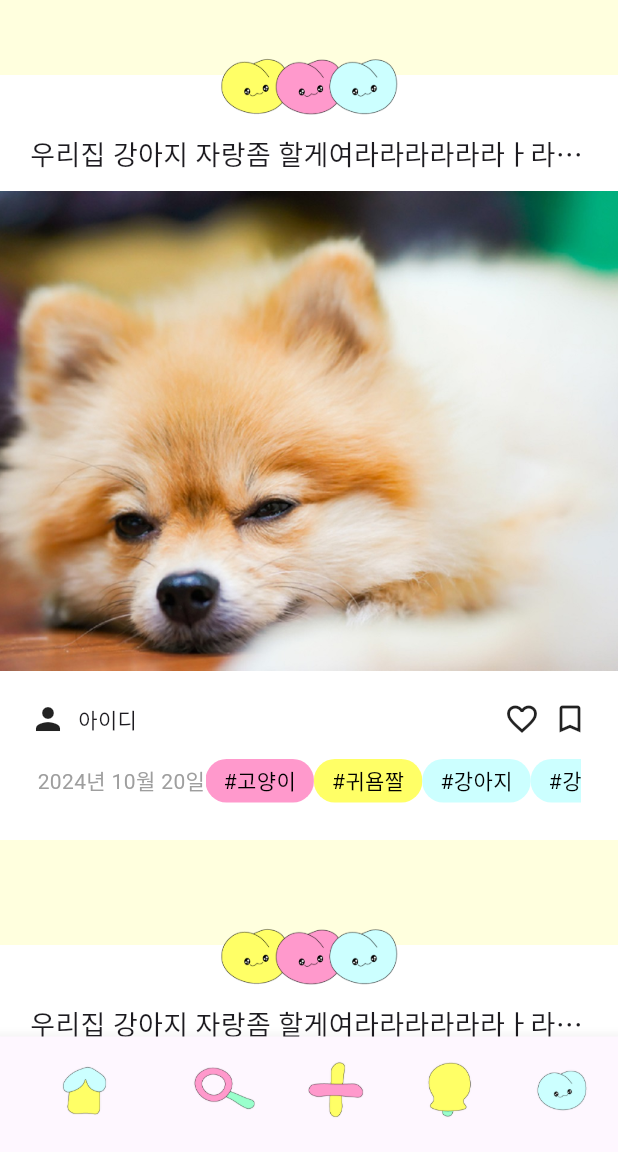
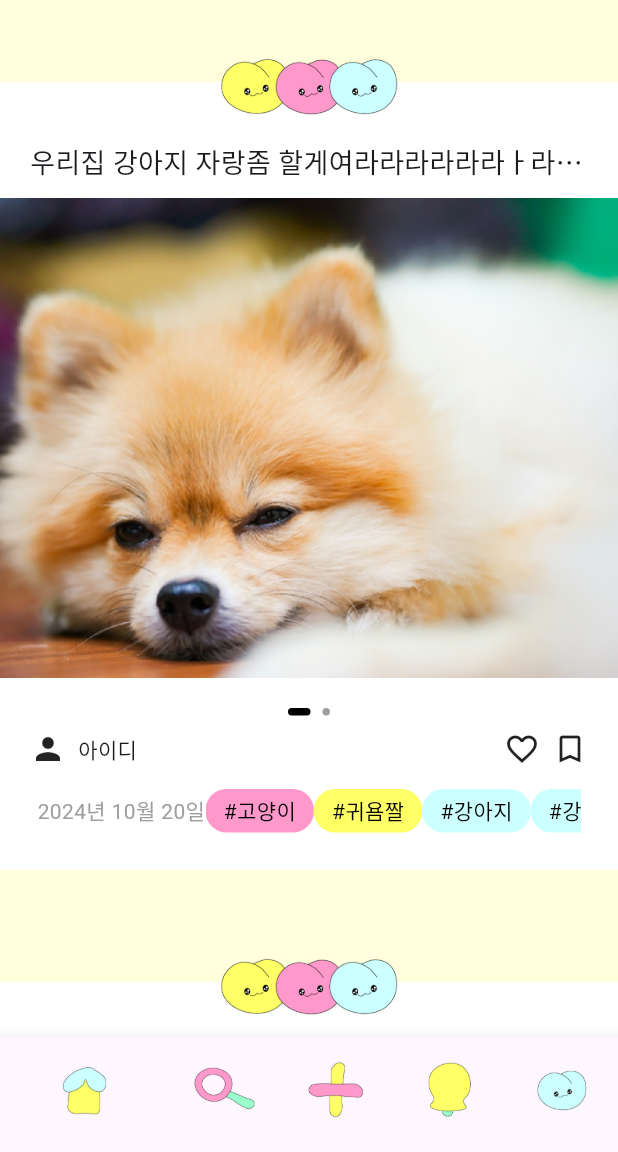
Before and after one commit to isjennifer/today_cute, a Flutter app: the screen it shows after launch, on a phone screen of 412 x 824 dp, the part 84-1236 px from its top. Run offline on Flutter 3.47's test engine with Material 3 defaults, Android fonts, the phone set to English and light mode, and no system bars; drawn by our look-alikes of smooth_page_indicator; our stand-ins replace google_fonts, image_picker, permission_handler.

Commit message:
홈 페이지에서 사진 여러개일 경우 슬라이드로 보여주기

```diff
--- a/lib/home.dart
+++ b/lib/home.dart
@@ -1,6 +1,7 @@
 import 'package:flutter/material.dart';
 import 'package:flutter/widgets.dart';
 import 'package:google_fonts/google_fonts.dart';
+import 'package:smooth_page_indicator/smooth_page_indicator.dart';
 
 class HomePage extends StatelessWidget {
   const HomePage({super.key});
@@ -24,14 +25,21 @@ class HomePage extends StatelessWidget {
   }
 }
 
-class HomeBody extends StatelessWidget {
+class HomeBody extends StatefulWidget {
   const HomeBody({super.key});
+
+  @override
+  _HomeBodyState createState() => _HomeBodyState();
+}
+
+class _HomeBodyState extends State<HomeBody> {
+  final PageController _pageController = PageController();
 
   @override
   Widget build(BuildContext context) {
     return Container(
         width: double.infinity,
-        height: 530,
+        height: 550,
         color: Colors.white,
         margin: EdgeInsets.fromLTRB(0, 30, 0, 20),
         child: Stack(
@@ -41,7 +49,7 @@ class HomeBody extends StatelessWidget {
               children: [
                 Container(
                   width: double.infinity,
-                  height: 20,
+                  height: 25,
                   color: Color(0XFFFFFFFDE),
                 ),
                 Container(
@@ -72,9 +80,31 @@ class HomeBody extends StatelessWidget {
                   width: double.infinity,
                   height: 340,
                   child: ClipRect(
-                    child: Image.asset(
-                      'assets/dog.jpg',
-                      fit: BoxFit.cover,
+                    child: PageView(
+                      controller: _pageController,
+                      children: [
+                        Image.asset(
+                          'assets/dog.jpg',
+                          fit: BoxFit.cover,
+                        ),
+                        Image.asset(
+                          'assets/cat.png',
+                          fit: BoxFit.cover,
+                        ),
+                      ],
+                    ),
+                  ),
+                ),
+                Container(
+                  padding: const EdgeInsets.only(top: 10.0),
+                  child: SmoothPageIndicator(
+                    controller: _pageController, // PageView의 controller
+                    count: 2, // 이미지 개수에 맞게 설정
+                    effect: ExpandingDotsEffect(
+                      dotHeight: 5.0,
+                      dotWidth: 5.0,
+                      activeDotColor: Colors.black,
+                      dotColor: Colors.grey,
                     ),
                   ),
                 ),
--- a/pubspec.yaml
+++ b/pubspec.yaml
@@ -36,6 +36,7 @@ dependencies:
   cupertino_icons: ^1.0.6
   image_picker: ^1.0.5
   permission_handler: ^10.0.0
+  smooth_page_indicator: ^1.2.0+3
 
 dev_dependencies:
   flutter_test:
```
Also changed, not shown: assets/cat.png (added), pubspec.lock.
